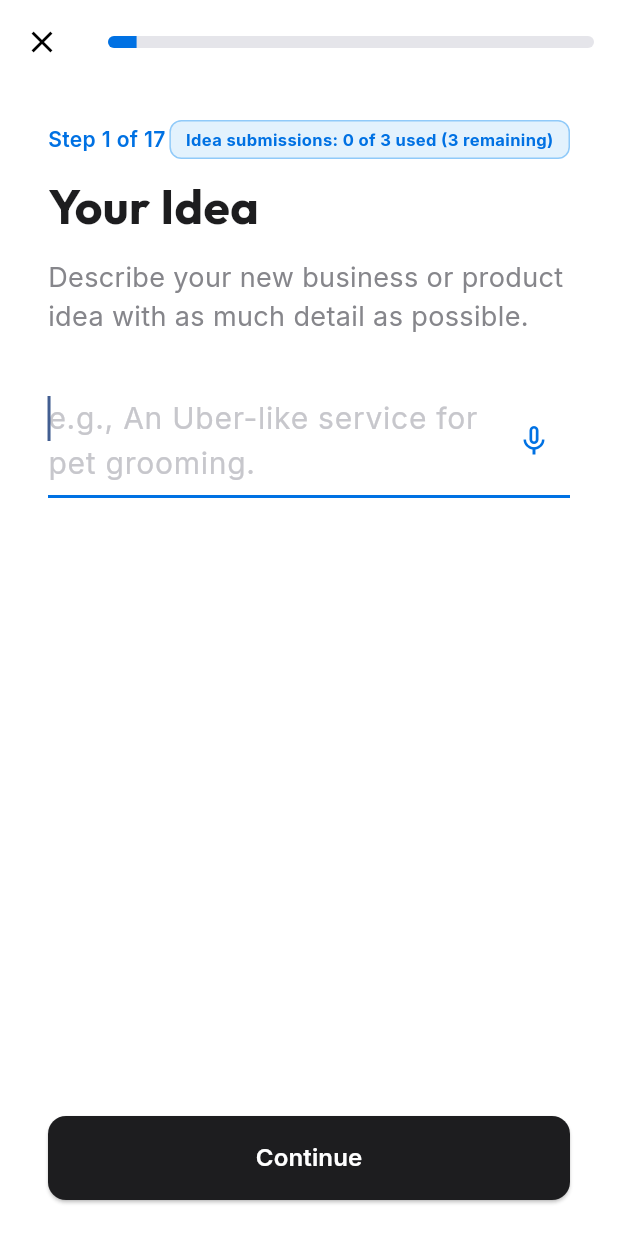
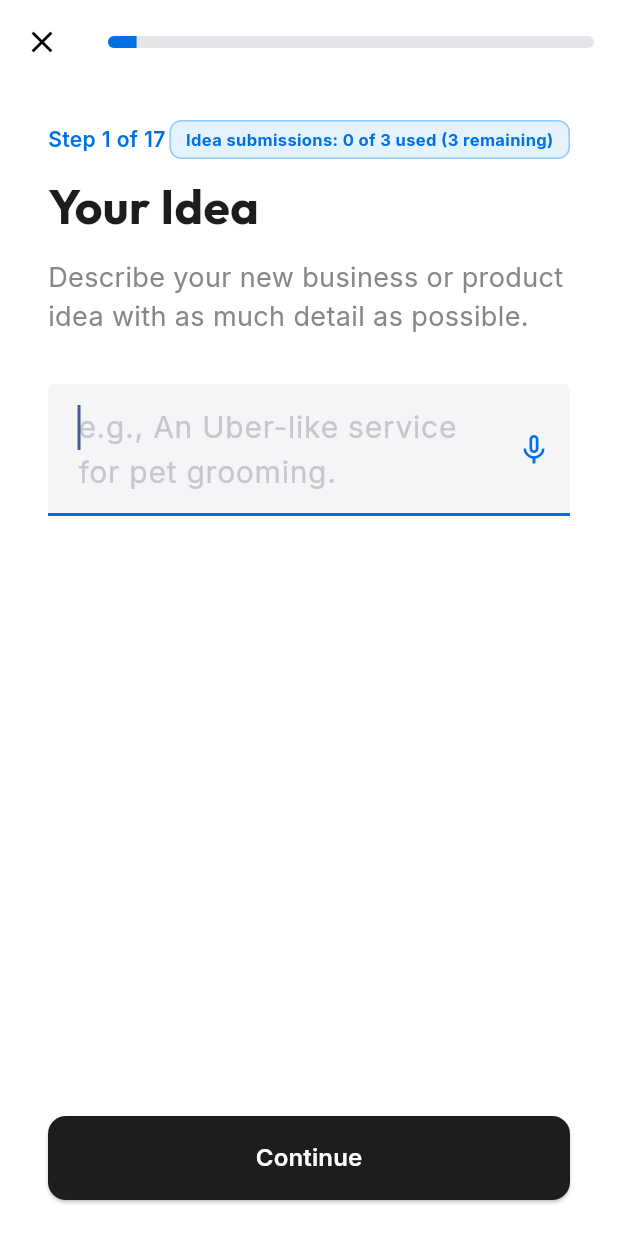
Before and after one commit to petetlee/pitchlab-mvp, a Flutter app: the screen it shows after launch, after a tap on "Evaluate My Idea", on a phone screen of 412 x 824 dp. Run offline on Flutter 3.47's test engine with Material 3 defaults, Android fonts, the phone set to English and light mode, and no system bars; drawn by our look-alikes of flutter_animate; our stand-ins replace cloud_firestore, cloud_functions, file_picker, firebase_auth, firebase_core, firebase_storage and 4 more; missing offline and left inert: dart:html; accounts and stored records are empty; network calls fail.

Commit message:
fix(mobile): force light theme and explicit dark input text color across all text fields (v0.9.9)

```diff
--- a/frontend/lib/admin_dashboard.dart
+++ b/frontend/lib/admin_dashboard.dart
@@ -200,6 +200,7 @@ class _UsersListState extends State<_UsersList> {
           padding: const EdgeInsets.all(16.0),
           child: TextField(
             controller: _searchController,
+            style: GoogleFonts.inter(color: const Color(0xFF1D1D1F)),
             onChanged: (val) => setState(() => _searchQuery = val.trim().toLowerCase()),
             decoration: InputDecoration(
               hintText: 'Search users by Name, Email, or User ID...',
@@ -559,6 +560,7 @@ class _InvitationsListState extends State<_InvitationsList> {
                     Expanded(
                       child: TextField(
                         controller: _emailController,
+                        style: GoogleFonts.inter(color: const Color(0xFF1D1D1F)),
                         keyboardType: TextInputType.emailAddress,
                         decoration: InputDecoration(
                           hintText: 'Enter founder email address',
--- a/frontend/lib/evaluation_wizard.dart
+++ b/frontend/lib/evaluation_wizard.dart
@@ -198,6 +198,7 @@ class _EvaluationWizardState extends State<EvaluationWizard> {
   }
 
   Future<void> _loadFounderProfile() async {
+    try {
       final user = FirebaseAuth.instance.currentUser;
       if (user != null) {
         final doc = await FirebaseFirestore.instance
@@ -217,6 +218,9 @@ class _EvaluationWizardState extends State<EvaluationWizard> {
             _formData['locationCity'] = data['locationCity'] ?? '';
           });
         }
+      }
+    } catch (e) {
+      print('⚠️ PitchLab: Could not load founder profile: $e');
     }
   }
 
@@ -1302,7 +1306,7 @@ class _EvaluationWizardState extends State<EvaluationWizard> {
               borderSide: BorderSide.none,
             ),
           ),
-          style: GoogleFonts.inter(fontSize: 16),
+          style: GoogleFonts.inter(fontSize: 16, color: const Color(0xFF1D1D1F)),
         ),
       ],
     );
@@ -1452,7 +1456,7 @@ class _EvaluationWizardState extends State<EvaluationWizard> {
               },
               maxLines: null,
               minLines: 8,
-              style: GoogleFonts.inter(fontSize: 15, height: 1.5),
+              style: GoogleFonts.inter(fontSize: 15, height: 1.5, color: const Color(0xFF1D1D1F)),
               decoration: InputDecoration(
                 hintText: 'For example: I have worked in this industry for eight years and have direct experience with the problem this business will solve. My background includes managing customers, preparing budgets and leading operational projects. I already know several potential customers who may be willing to test the idea. I am motivated to pursue this because...',
                 hintStyle: GoogleFonts.inter(fontSize: 14, color: const Color(0xFFA1A1A6)),
@@ -1831,7 +1835,7 @@ class _EvaluationWizardState extends State<EvaluationWizard> {
                                       onPressed: () => _listen(question['key']),
                                     ),
                                   ),
-                                  style: GoogleFonts.inter(fontSize: 20),
+                                  style: GoogleFonts.inter(fontSize: 20, color: const Color(0xFF1D1D1F)),
                                   maxLines: null,
                                   autofocus: true,
                                 ).animate().fadeIn(delay: 200.ms),
@@ -2029,7 +2033,7 @@ class _EvaluationWizardState extends State<EvaluationWizard> {
                     borderSide: const BorderSide(color: Color(0xFFE5E5EA)),
                   ),
                 ),
-                style: GoogleFonts.inter(fontSize: 14),
+                style: GoogleFonts.inter(fontSize: 14, color: const Color(0xFF1D1D1F)),
               ),
             ],
           ),
--- a/frontend/lib/feedback_dialog.dart
+++ b/frontend/lib/feedback_dialog.dart
@@ -186,7 +186,7 @@ class _FeedbackDialogState extends State<FeedbackDialog> {
                   fillColor: Colors.grey.shade50,
                   border: OutlineInputBorder(borderRadius: BorderRadius.circular(8), borderSide: BorderSide(color: Colors.grey.shade300)),
                 ),
-                style: GoogleFonts.inter(fontSize: 13),
+                style: GoogleFonts.inter(fontSize: 13, color: const Color(0xFF1D1D1F)),
               ),
               const SizedBox(height: 16),
               Text('5. What felt inaccurate, confusing or missing?', style: GoogleFonts.inter(fontWeight: FontWeight.bold, fontSize: 13, color: const Color(0xFF1D1D1F))),
@@ -201,7 +201,7 @@ class _FeedbackDialogState extends State<FeedbackDialog> {
                   fillColor: Colors.grey.shade50,
                   border: OutlineInputBorder(borderRadius: BorderRadius.circular(8), borderSide: BorderSide(color: Colors.grey.shade300)),
                 ),
-                style: GoogleFonts.inter(fontSize: 13),
+                style: GoogleFonts.inter(fontSize: 13, color: const Color(0xFF1D1D1F)),
               ),
               const SizedBox(height: 16),
               _buildChoiceSelector(
@@ -235,7 +235,7 @@ class _FeedbackDialogState extends State<FeedbackDialog> {
                     hintText: 'e.g. founder@example.co.nz',
                     border: OutlineInputBorder(borderRadius: BorderRadius.circular(8)),
                   ),
-                  style: GoogleFonts.inter(fontSize: 12),
+                  style: GoogleFonts.inter(fontSize: 12, color: const Color(0xFF1D1D1F)),
                 ),
               ],
             ],
--- a/frontend/lib/founder_profile.dart
+++ b/frontend/lib/founder_profile.dart
@@ -294,7 +294,7 @@ class _FounderProfileState extends State<FounderProfile> {
               borderSide: BorderSide.none,
             ),
           ),
-          style: GoogleFonts.inter(),
+          style: GoogleFonts.inter(color: const Color(0xFF1D1D1F)),
           maxLines: maxLines,
           validator: (value) {
             if (required && (value == null || value.isEmpty)) {
--- a/frontend/lib/login_page.dart
+++ b/frontend/lib/login_page.dart
@@ -272,6 +272,7 @@ class _LoginPageState extends State<LoginPage> {
                   ),
                 TextField(
                   controller: _emailController,
+                  style: GoogleFonts.inter(color: const Color(0xFF1D1D1F)),
                   decoration: InputDecoration(
                     labelText: 'Email',
                     border: OutlineInputBorder(
@@ -285,6 +286,7 @@ class _LoginPageState extends State<LoginPage> {
                 const SizedBox(height: 16),
                 TextField(
                   controller: _passwordController,
+                  style: GoogleFonts.inter(color: const Color(0xFF1D1D1F)),
                   decoration: InputDecoration(
                     labelText: 'Password',
                     border: OutlineInputBorder(
@@ -315,6 +317,7 @@ class _LoginPageState extends State<LoginPage> {
                   const SizedBox(height: 16),
                   TextField(
                     controller: _adminCodeController,
+                    style: GoogleFonts.inter(color: const Color(0xFF1D1D1F)),
                     decoration: InputDecoration(
                       labelText: 'Admin Code (Optional)',
                       border: OutlineInputBorder(
--- a/frontend/lib/main.dart
+++ b/frontend/lib/main.dart
@@ -112,9 +112,35 @@ class MyApp extends StatelessWidget {
     return MaterialApp(
       title: 'PitchLab',
       debugShowCheckedModeBanner: false,
+      themeMode: ThemeMode.light,
       theme: ThemeData(
-        colorScheme: ColorScheme.fromSeed(seedColor: const Color(0xFF0071E3)),
+        brightness: Brightness.light,
+        colorScheme: ColorScheme.fromSeed(
+          seedColor: const Color(0xFF0071E3),
+          brightness: Brightness.light,
+          surface: Colors.white,
+        ),
         useMaterial3: true,
+        scaffoldBackgroundColor: Colors.white,
+        textTheme: GoogleFonts.interTextTheme(ThemeData.light().textTheme).apply(
+          bodyColor: const Color(0xFF1D1D1F),
+          displayColor: const Color(0xFF1D1D1F),
+        ),
+        inputDecorationTheme: InputDecorationTheme(
+          filled: true,
+          fillColor: const Color(0xFFF5F5F7),
+          labelStyle: GoogleFonts.inter(color: const Color(0xFF1D1D1F)),
+          hintStyle: GoogleFonts.inter(color: const Color(0xFF86868B)),
+          contentPadding: const EdgeInsets.symmetric(horizontal: 16, vertical: 14),
+          enabledBorder: OutlineInputBorder(
+            borderRadius: BorderRadius.circular(12),
+            borderSide: const BorderSide(color: Color(0xFFE5E5EA)),
+          ),
+          focusedBorder: OutlineInputBorder(
+            borderRadius: BorderRadius.circular(12),
+            borderSide: const BorderSide(color: Color(0xFF0071E3), width: 2),
+          ),
+        ),
       ),
       home: const LandingPage(),
     );
--- a/frontend/lib/public_idea_view.dart
+++ b/frontend/lib/public_idea_view.dart
@@ -105,6 +105,7 @@ class _PublicIdeaViewState extends State<PublicIdeaView> {
                   const SizedBox(height: 16),
                   TextField(
                     controller: nameController,
+                    style: GoogleFonts.inter(color: const Color(0xFF1D1D1F)),
                     decoration: const InputDecoration(
                       labelText: 'Your Name',
                       border: OutlineInputBorder(),
@@ -113,6 +114,7 @@ class _PublicIdeaViewState extends State<PublicIdeaView> {
                   const SizedBox(height: 12),
                   TextField(
                     controller: emailController,
+                    style: GoogleFonts.inter(color: const Color(0xFF1D1D1F)),
                     keyboardType: TextInputType.emailAddress,
                     decoration: const InputDecoration(
                       labelText: 'Your Email Address',
@@ -122,6 +124,7 @@ class _PublicIdeaViewState extends State<PublicIdeaView> {
                   const SizedBox(height: 12),
                   DropdownButtonFormField<String>(
                     value: selectedSeeking,
+                    style: GoogleFonts.inter(color: const Color(0xFF1D1D1F)),
                     decoration: const InputDecoration(
                       labelText: 'Inquiry Category',
                       border: OutlineInputBorder(),
@@ -144,6 +147,7 @@ class _PublicIdeaViewState extends State<PublicIdeaView> {
                   const SizedBox(height: 12),
                   TextField(
                     controller: messageController,
+                    style: GoogleFonts.inter(color: const Color(0xFF1D1D1F)),
                     maxLines: 4,
                     decoration: const InputDecoration(
                       labelText: 'Message to Founder',
```
Also changed, not shown: frontend/lib/config/version_config.dart (+6 -6 lines), frontend/lib/results_dashboard.dart (+7 -0 lines), 2 other files. Lines whose indentation alone changed are shown as unchanged.
